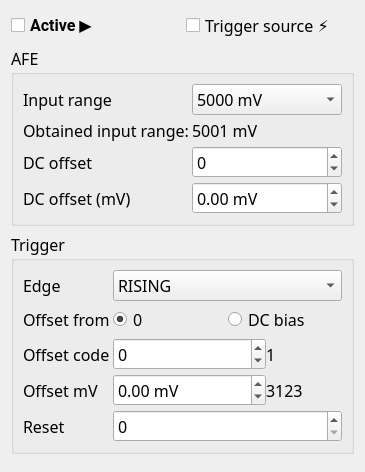
sevenreek/qtadqscope, file AcquisitionChannelSettingsTab.ui: the form before one commit.
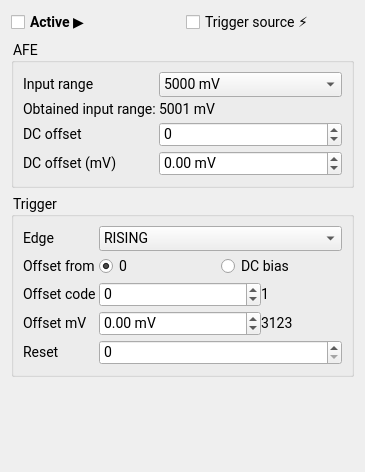
The form after the commit.

Commit message: Adds multiple UI fixes. Blocks critical UI elements during acquisition. Removes Semaphore reset, BufferProcessor now handles all remaining reads and only then exits (experimental). Minor code quality fixes

The edit to the form file:
```diff
--- a/AcquisitionChannelSettingsTab.ui
+++ b/AcquisitionChannelSettingsTab.ui
@@ -12,13 +12,16 @@
   </property>
   <property name="font">
    <font>
-    <family>Calibri Light</family>
-    <pointsize>12</pointsize>
+    <family>Roboto</family>
+    <pointsize>-1</pointsize>
    </font>
   </property>
   <property name="windowTitle">
    <string>Form</string>
   </property>
+  <property name="styleSheet">
+   <string notr="true">font-family: Roboto; font-size: 14px;</string>
+  </property>
   <layout class="QVBoxLayout" name="verticalLayout" stretch="0,0,0,0">
    <item>
     <layout class="QHBoxLayout" name="horizontalLayout_5">
@@ -27,7 +30,7 @@
        <property name="font">
         <font>
          <family>Roboto</family>
-         <pointsize>12</pointsize>
+         <pointsize>-1</pointsize>
          <weight>75</weight>
          <bold>true</bold>
          <underline>false</underline>
```
The commit also changes 55 other files.
